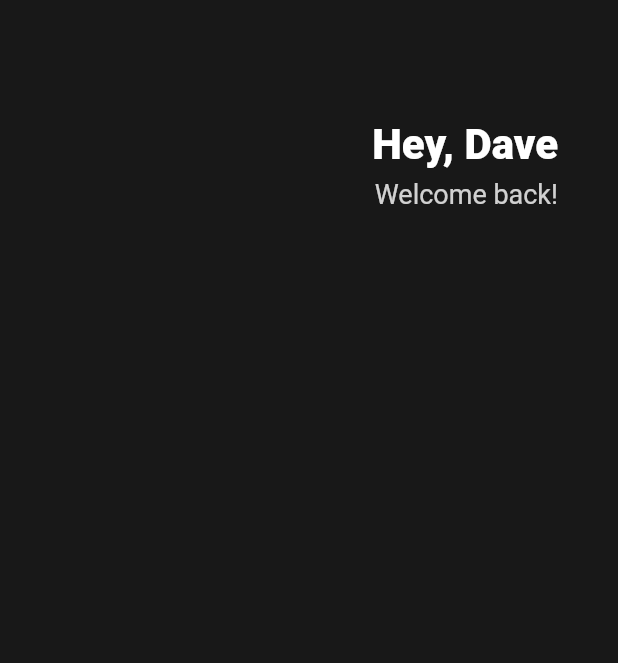
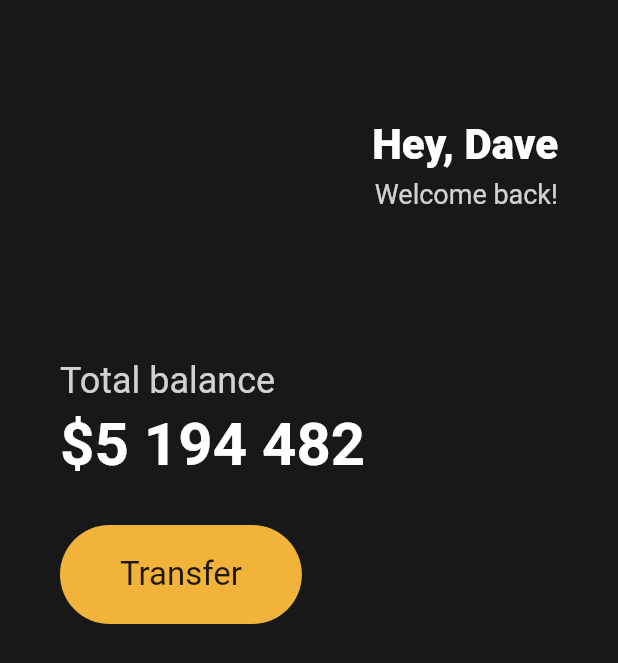
Before and after one commit to LEEHUUN/flutter-study-toonflix, a Flutter app: the screen it shows after launch, on a phone screen of 412 x 824 dp. Shown: the top 663 px of the screen. Run offline on Flutter 3.47's test engine with Material 2 defaults, Android fonts, the phone set to English and light mode, and no system bars.

Commit message:
- feat: 2강 Buttons Section 학습내용 commit.

```diff
--- a/lib/main.dart
+++ b/lib/main.dart
@@ -14,6 +14,7 @@ class App extends StatelessWidget {
         body: Padding(
           padding: EdgeInsets.symmetric(horizontal: 40),
           child: Column(
+            crossAxisAlignment: CrossAxisAlignment.start,
             children: [
               SizedBox(
                 height: 80,
@@ -46,6 +47,51 @@ class App extends StatelessWidget {
                   )
                 ],
               ),
+              SizedBox(
+                height: 100,
+              ),
+              Text(
+                'Total balance',
+                style: TextStyle(
+                  fontSize: 24,
+                  color: Colors.white.withOpacity(0.8),
+                ),
+              ),
+              SizedBox(
+                height: 5,
+              ),
+              Text(
+                '\$5 194 482',
+                style: TextStyle(
+                  fontSize: 40,
+                  fontWeight: FontWeight.w600,
+                  color: Colors.white,
+                ),
+              ),
+              SizedBox(
+                height: 30,
+              ),
+              Row(
+                children: [
+                  Container(
+                    decoration: BoxDecoration(
+                      color: Color(0xFFF2B33A),
+                      borderRadius: BorderRadius.circular(45),
+                    ),
+                    child: Padding(
+                        padding: EdgeInsets.symmetric(
+                          vertical: 20,
+                          horizontal: 40,
+                        ),
+                        child: Text(
+                          'Transfer',
+                          style: TextStyle(
+                            fontSize: 22,
+                          ),
+                        )),
+                  )
+                ],
+              ),
             ],
           ),
         ),
```
Also changed, not shown: 1 other file.
